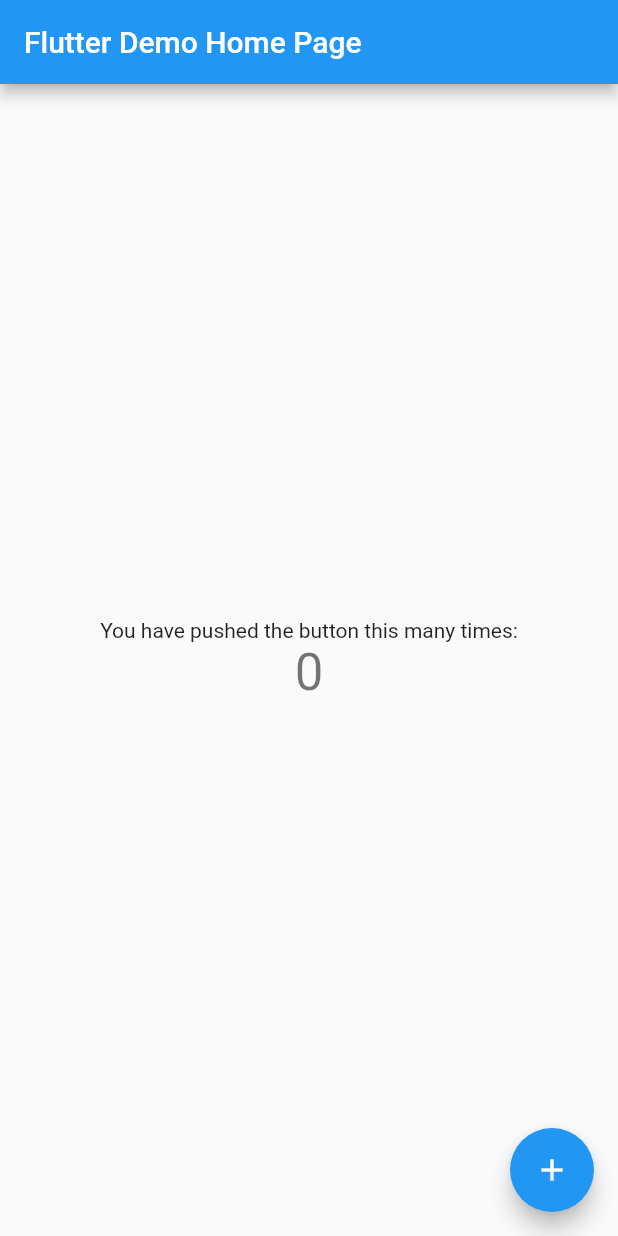
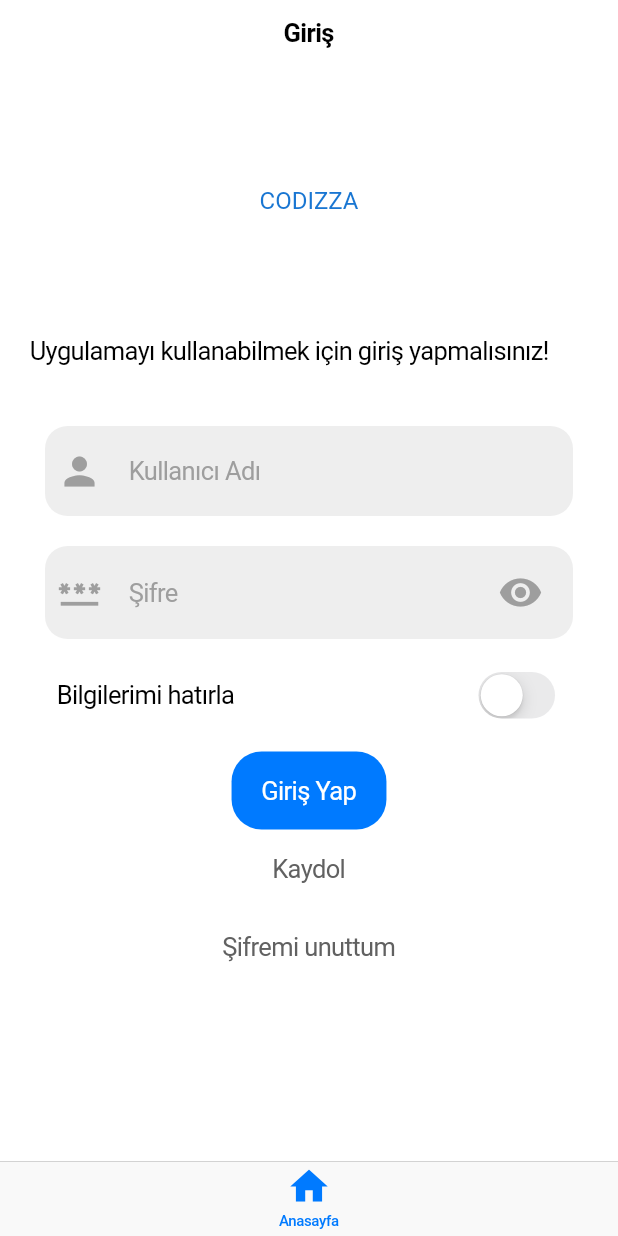
Before and after one commit to senaltintas/team-153, a Flutter app: the screen it shows after launch, on a phone screen of 412 x 824 dp. Run offline on Flutter 3.47's test engine with Material 2 defaults, Android fonts, the phone set to English and light mode, and no system bars.

Commit message:
düzenlemeler

```diff
--- a/lib/main.dart
+++ b/lib/main.dart
@@ -1,4 +1,7 @@
+import 'package:flutter/cupertino.dart';
 import 'package:flutter/material.dart';
+import 'package:yes_chef/pages/mainpage.dart';
+import 'package:yes_chef/pages/hesap/loginpage.dart';
 
 void main() {
   runApp(const MyApp());
@@ -7,109 +10,16 @@
 class MyApp extends StatelessWidget {
   const MyApp({Key? key}) : super(key: key);
 
-  // This widget is the root of your application.
   @override
   Widget build(BuildContext context) {
-    return MaterialApp(
-      title: 'Flutter Demo',
-      theme: ThemeData(
-        // This is the theme of your application.
-        //
-        // Try running your application with "flutter run". You'll see the
-        // application has a blue toolbar. Then, without quitting the app, try
-        // changing the primarySwatch below to Colors.green and then invoke
-        // "hot reload" (press "r" in the console where you ran "flutter run",
-        // or simply save your changes to "hot reload" in a Flutter IDE).
-        // Notice that the counter didn't reset back to zero; the application
-        // is not restarted.
-        primarySwatch: Colors.blue,
-      ),
-      home: const MyHomePage(title: 'Flutter Demo Home Page'),
+    return const CupertinoApp(
+      localizationsDelegates: [
+        DefaultMaterialLocalizations.delegate,
+        DefaultCupertinoLocalizations.delegate,
+        DefaultWidgetsLocalizations.delegate
+      ],
+      title: 'CODIZZA',
+      home: MainPage(),
     );
   }
 }
-
-class MyHomePage extends StatefulWidget {
-  const MyHomePage({Key? key, required this.title}) : super(key: key);
-
-  // This widget is the home page of your application. It is stateful, meaning
-  // that it has a State object (defined below) that contains fields that affect
-  // how it looks.
-
-  // This class is the configuration for the state. It holds the values (in this
-  // case the title) provided by the parent (in this case the App widget) and
-  // used by the build method of the State. Fields in a Widget subclass are
-  // always marked "final".
-
-  final String title;
-
-  @override
-  State<MyHomePage> createState() => _MyHomePageState();
-}
-
-class _MyHomePageState extends State<MyHomePage> {
-  int _counter = 0;
-
-  void _incrementCounter() {
-    setState(() {
-      // This call to setState tells the Flutter framework that something has
-      // changed in this State, which causes it to rerun the build method below
-      // so that the display can reflect the updated values. If we changed
-      // _counter without calling setState(), then the build method would not be
-      // called again, and so nothing would appear to happen.
-      _counter++;
-    });
-  }
-
-  @override
-  Widget build(BuildContext context) {
-    // This method is rerun every time setState is called, for instance as done
-    // by the _incrementCounter method above.
-    //
-    // The Flutter framework has been optimized to make rerunning build methods
-    // fast, so that you can just rebuild anything that needs updating rather
-    // than having to individually change instances of widgets.
-    return Scaffold(
-      appBar: AppBar(
-        // Here we take the value from the MyHomePage object that was created by
-        // the App.build method, and use it to set our appbar title.
-        title: Text(widget.title),
-      ),
-      body: Center(
-        // Center is a layout widget. It takes a single child and positions it
-        // in the middle of the parent.
-        child: Column(
-          // Column is also a layout widget. It takes a list of children and
-          // arranges them vertically. By default, it sizes itself to fit its
-          // children horizontally, and tries to be as tall as its parent.
-          //
-          // Invoke "debug painting" (press "p" in the console, choose the
-          // "Toggle Debug Paint" action from the Flutter Inspector in Android
-          // Studio, or the "Toggle Debug Paint" command in Visual Studio Code)
-          // to see the wireframe for each widget.
-          //
-          // Column has various properties to control how it sizes itself and
-          // how it positions its children. Here we use mainAxisAlignment to
-          // center the children vertically; the main axis here is the vertical
-          // axis because Columns are vertical (the cross axis would be
-          // horizontal).
-          mainAxisAlignment: MainAxisAlignment.center,
-          children: <Widget>[
-            const Text(
-              'You have pushed the button this many times:',
-            ),
-            Text(
-              '$_counter',
-              style: Theme.of(context).textTheme.headline4,
-            ),
-          ],
-        ),
-      ),
-      floatingActionButton: FloatingActionButton(
-        onPressed: _incrementCounter,
-        tooltip: 'Increment',
-        child: const Icon(Icons.add),
-      ), // This trailing comma makes auto-formatting nicer for build methods.
-    );
-  }
-}
--- /dev/null
+++ b/lib/pages/loginpage.dart
@@ -0,0 +1,166 @@
+import 'package:flutter/cupertino.dart';
+import 'package:flutter/material.dart';
+import 'package:yes_chef/pages/signuppage.dart';
+
+class LoginPage extends StatefulWidget {
+  const LoginPage({Key? key}) : super(key: key);
+
+  @override
+  _HesapGirisPageState createState() => _HesapGirisPageState();
+}
+
+class _HesapGirisPageState extends State<LoginPage> {
+  final TextEditingController _txtSifre = TextEditingController();
+  final TextEditingController _txtKullanici = TextEditingController();
+
+  bool gorunmezSifre = true;
+  bool hatirlaBeni = false;
+  @override
+  void initState() {
+    super.initState();
+  }
+
+  @override
+  Widget build(BuildContext context) {
+    return CupertinoPageScaffold(
+        navigationBar: const CupertinoNavigationBar(
+          middle: Text("Giriş"),
+        ),
+        child: ListView(
+          children: [
+            const SizedBox(height: 20),
+            const CircleAvatar(
+                radius: 70,
+                backgroundColor: Colors.white,
+                child: Text("CODIZZA")),
+            const SizedBox(height: 20),
+            const Padding(
+              padding: EdgeInsets.symmetric(horizontal: 20.0),
+              child: Text(
+                "Uygulamayı kullanabilmek için giriş yapmalısınız!",
+                textAlign: TextAlign.justify,
+                style: TextStyle(),
+              ),
+            ),
+            const SizedBox(height: 20),
+            Container(
+              decoration: const BoxDecoration(
+                  color: Colors.white,
+                  borderRadius: BorderRadius.all(Radius.circular(15))),
+              margin: const EdgeInsets.symmetric(horizontal: 10),
+              width: MediaQuery.of(context).size.width,
+              child: Padding(
+                padding: const EdgeInsets.all(20.0),
+                child: Column(
+                  children: [
+                    CupertinoTextField(
+                      style: const TextStyle(color: Colors.black),
+                      controller: _txtKullanici,
+                      keyboardType: TextInputType.emailAddress,
+                      placeholderStyle: const TextStyle(color: Colors.grey),
+                      placeholder: "Kullanıcı Adı",
+                      padding: const EdgeInsets.all(10),
+                      decoration: BoxDecoration(
+                        color: Colors.grey.shade200,
+                        borderRadius: BorderRadius.circular(15),
+                      ),
+                      suffix: const SizedBox(
+                        height: 60,
+                      ),
+                      prefix: const Padding(
+                          padding: EdgeInsets.all(8.0),
+                          child: Icon(
+                            Icons.person,
+                            color: Colors.grey,
+                            size: 30,
+                          )),
+                    ),
+                    const SizedBox(
+                      height: 20,
+                    ),
+                    CupertinoTextField(
+                      style: const TextStyle(color: Colors.black),
+                      controller: _txtSifre,
+                      obscureText: gorunmezSifre,
+                      placeholderStyle: const TextStyle(color: Colors.grey),
+                      placeholder: "Şifre",
+                      padding: const EdgeInsets.all(10),
+                      decoration: BoxDecoration(
+                        color: Colors.grey.shade200,
+                        borderRadius: BorderRadius.circular(15),
+                      ),
+                      suffix: CupertinoButton(
+                          child: Icon(
+                            gorunmezSifre
+                                ? Icons.visibility
+                                : Icons.visibility_off,
+                            color: Colors.grey,
+                            size: 30,
+                          ),
+                          onPressed: () {
+                            setState(() {
+                              gorunmezSifre = !gorunmezSifre;
+                            });
+                          }),
+                      prefix: const Padding(
+                          padding: EdgeInsets.all(8.0),
+                          child: Icon(
+                            Icons.password,
+                            color: Colors.grey,
+                            size: 30,
+                          )),
+                    ),
+                    const SizedBox(
+                      height: 10,
+                    ),
+                    Padding(
+                      padding: const EdgeInsets.all(8.0),
+                      child: Row(
+                        mainAxisAlignment: MainAxisAlignment.spaceBetween,
+                        children: [
+                          const Text("Bilgilerimi hatırla"),
+                          CupertinoSwitch(
+                              value: hatirlaBeni,
+                              onChanged: (value) {
+                                setState(() {
+                                  hatirlaBeni = value;
+                                });
+                              }),
+                        ],
+                      ),
+                    ),
+                    const SizedBox(
+                      height: 10,
+                    ),
+                    CupertinoButton.filled(
+                      borderRadius: const BorderRadius.all(Radius.circular(20)),
+                      onPressed: () {},
+                      child: const Text(
+                        "Giriş Yap",
+                        style: TextStyle(color: Colors.white),
+                      ),
+                    ),
+                    CupertinoButton(
+                        child: Text(
+                          "Kaydol",
+                          style: TextStyle(color: Colors.grey.shade700),
+                        ),
+                        onPressed: () {
+                          Navigator.of(context).push(CupertinoPageRoute(
+                              builder: (context) => const SignUpPage()));
+                        }),
+                    CupertinoButton(
+                        child: Text(
+                          "Şifremi unuttum",
+                          style: TextStyle(color: Colors.grey.shade700),
+                        ),
+                        onPressed: () {}),
+                  ],
+                ),
+              ),
+            ),
+            const SizedBox(height: 10),
+          ],
+        ));
+  }
+}
--- /dev/null
+++ b/lib/pages/mainpage.dart
@@ -0,0 +1,29 @@
+import 'package:flutter/cupertino.dart';
+import 'package:flutter/material.dart';
+import 'package:yes_chef/pages/loginpage.dart';
+
+class MainPage extends StatefulWidget {
+  const MainPage({Key? key}) : super(key: key);
+
+  @override
+  State<MainPage> createState() => _MainPageState();
+}
+
+class _MainPageState extends State<MainPage> {
+  @override
+  Widget build(BuildContext context) {
+    return CupertinoTabScaffold(
+      tabBar: CupertinoTabBar(items: [
+        BottomNavigationBarItem(icon: Icon(Icons.home), label: "Anasayfa")
+      ]),
+      tabBuilder: (BuildContext context, int index) {
+        switch (index) {
+          case 0:
+            return LoginPage();
+
+          default:
+        }
+      },
+    );
+  }
+}
```
Also changed, not shown: lib/pages/signuppage.dart (added, +169 -0 lines), lib/pages/profilepage.dart (added), pubspec.lock, 1 other file.
